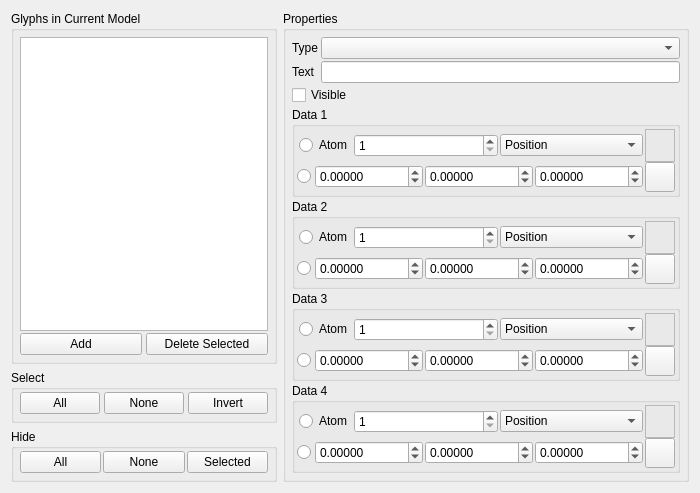
The window that trunk/src/gui/glyphs.ui (trisyoungs/aten) describes before a commit, drawn with Qt 5.
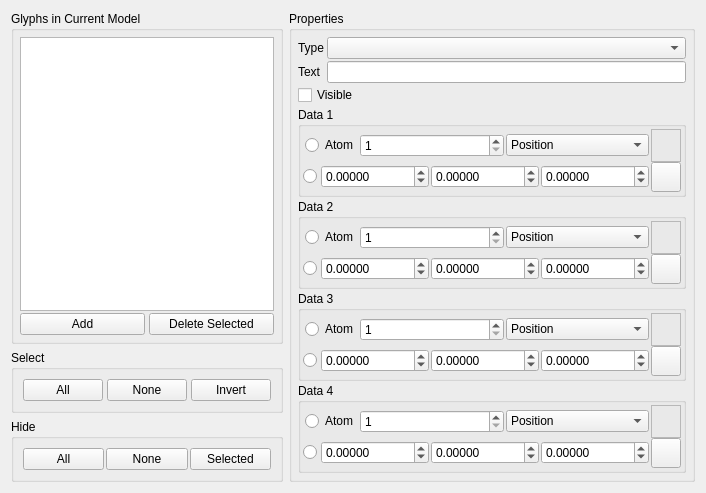
The same window after the commit. Icons and pictures are not drawn. Custom widgets are drawn as their Qt base class.

Commit message: Removed 'leftMargin', 'rightMargin', 'topMargin', and 'bottomMargin' propert definitions from QBoxLayouts in glyphs.ui, grids.ui, and position.ui since they do not get moc'd properly with the Qt version supplied in RHEL (no other ui files contained the definitions).

The edit to the form file:
```diff
--- a/trunk/src/gui/glyphs.ui
+++ b/trunk/src/gui/glyphs.ui
@@ -86,18 +86,6 @@
         <property name="spacing" >
          <number>4</number>
         </property>
-        <property name="leftMargin" >
-         <number>6</number>
-        </property>
-        <property name="topMargin" >
-         <number>2</number>
-        </property>
-        <property name="rightMargin" >
-         <number>6</number>
-        </property>
-        <property name="bottomMargin" >
-         <number>6</number>
-        </property>
         <item>
          <widget class="QPushButton" name="GlyphSelectAllButton" >
           <property name="sizePolicy" >
@@ -158,18 +146,6 @@
         <property name="spacing" >
          <number>2</number>
         </property>
-        <property name="leftMargin" >
-         <number>6</number>
-        </property>
-        <property name="topMargin" >
-         <number>2</number>
-        </property>
-        <property name="rightMargin" >
-         <number>6</number>
-        </property>
-        <property name="bottomMargin" >
-         <number>6</number>
-        </property>
         <item>
          <widget class="QPushButton" name="GlyphHideAllButton" >
           <property name="sizePolicy" >
```
The commit also changes 3 other files.
